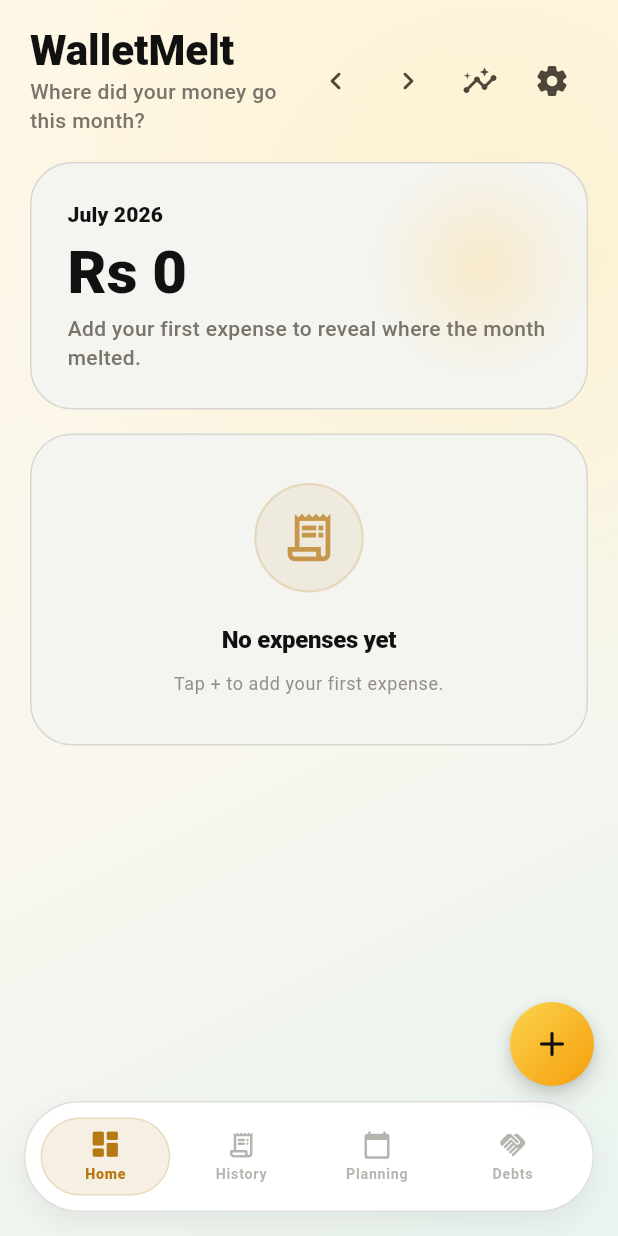
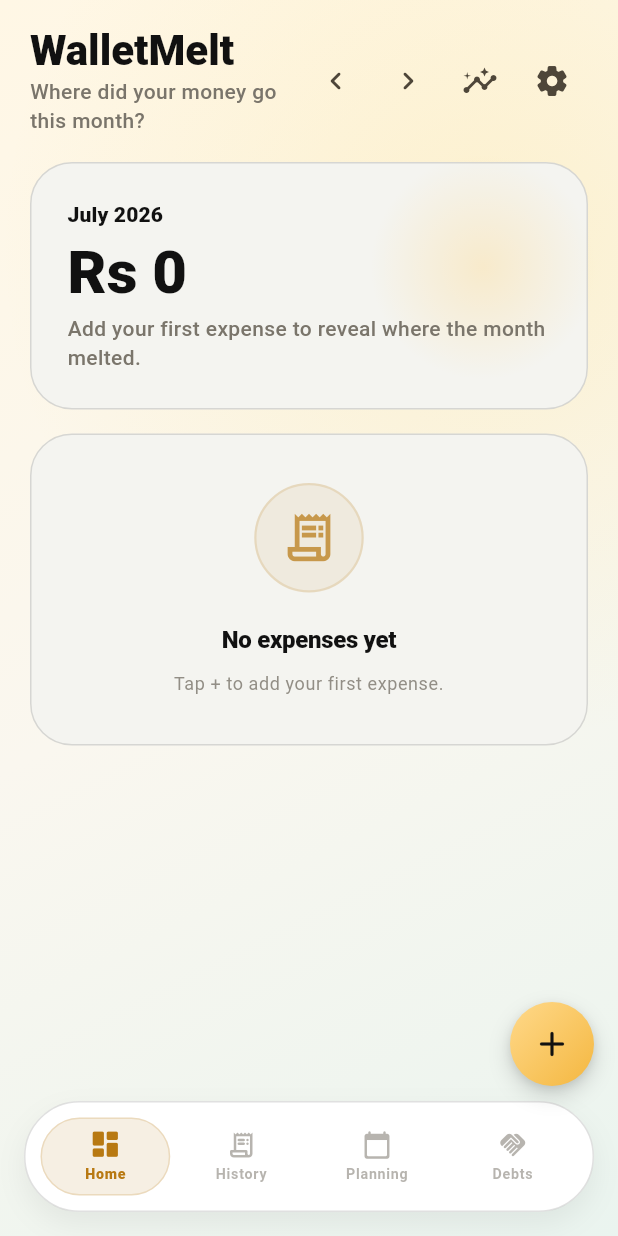
Before and after one commit to muneeb2004/WalletMelt, a Flutter app: the screen it shows after launch, after a tap on "Skip", after a tap on "Start Tracking", on a phone screen of 412 x 824 dp. Run offline on Flutter 3.47's test engine with Material 3 defaults, Android fonts, the phone set to English and light mode, and no system bars; our stand-ins replace drift, file_picker, flutter_image_compress, flutter_riverpod, flutter_secure_storage, go_router and 4 more; missing offline and left inert: sqlite3; accounts and stored records are empty; generated files the repository leaves out were written again.

Commit message:
release: bump version to 1.0.0, update brand logo and launcher icons with theme palette, build release APKs

```diff
--- a/lib/src/components/navigation/app_shell.dart
+++ b/lib/src/components/navigation/app_shell.dart
@@ -316,8 +316,8 @@ class _AppFloatingActionButtonState extends State<_AppFloatingActionButton> {
                     begin: Alignment.topLeft,
                     end: Alignment.bottomRight,
                     colors: [
-                      Color(0xFFFCD34D), // Soft golden brand highlight
-                      Color(0xFFF59E0B), // Premium amber brand shade
+                      WalletMeltColors.brandSoft,
+                      WalletMeltColors.brand,
                     ],
                   ),
                   boxShadow: [
--- a/lib/src/screens/settings/settings_screen.dart
+++ b/lib/src/screens/settings/settings_screen.dart
@@ -484,7 +484,7 @@ class _SettingsScreenState extends State<SettingsScreen> {
                       Text('Version',
                           style: theme.textTheme.bodyMedium
                               ?.copyWith(fontWeight: FontWeight.bold)),
-                      Text('v0.1.1',
+                      Text('v1.0.0',
                           style: theme.textTheme.bodyMedium),
                     ],
                   ),
--- a/lib/src/services/export/wallet_melt_json_backup_service.dart
+++ b/lib/src/services/export/wallet_melt_json_backup_service.dart
@@ -93,7 +93,7 @@ class WalletMeltJsonBackupService {
     final metadataJson = jsonEncode({
       'backupVersion': 1,
       'createdAt': timestamp.toIso8601String(),
-      'walletMeltVersion': _appVersion ?? '0.1.1+2',
+      'walletMeltVersion': _appVersion ?? '1.0.0+3',
       'recordCounts': {
         'expenses': expenses.length,
         'categories': categories.length,
@@ -101,7 +101,7 @@ class WalletMeltJsonBackupService {
         'budgets': budgets.length,
         'receipts': receiptFiles.length,
       },
-      'app_version': _appVersion ?? '0.1.1+2',
+      'app_version': _appVersion ?? '1.0.0+3',
       'schema_version': 2,
       'export_timestamp': timestamp.toIso8601String(),
       'platform': Platform.isAndroid
--- a/pubspec.yaml
+++ b/pubspec.yaml
@@ -1,7 +1,7 @@
 name: wallet_melt
 description: "WalletMelt - Know where your money went."
 publish_to: "none"
-version: 0.1.1+2
+version: 1.0.0+3
 
 environment:
   sdk: ">=3.3.0 <4.0.0"
```
Also changed, not shown: assets/brand/generated/walletmelt_app_icon_launcher.png, assets/brand/optimized/walletmelt_main_logo_960.webp, 35 other files.
